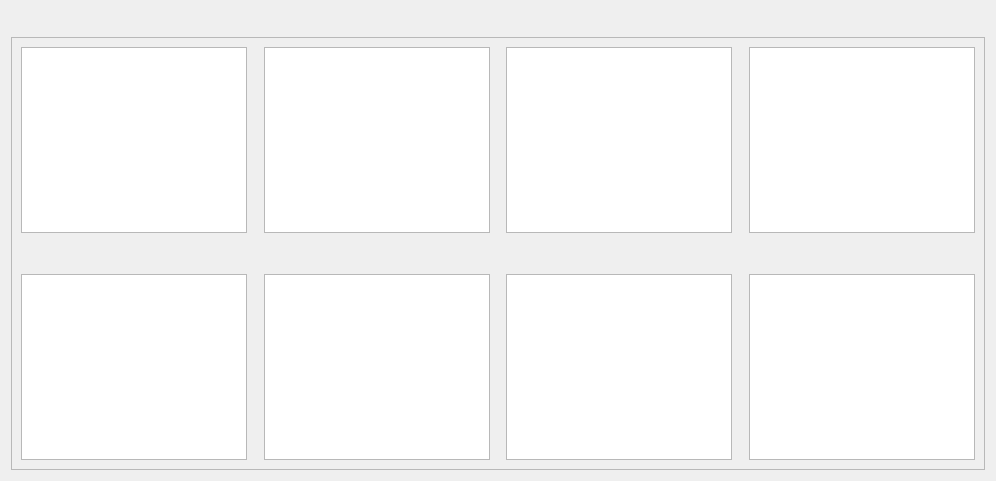
Qt form CashFlowManager/monthlybudgetsummarydialog.ui (epw7856/CashFlowManager) before a commit.
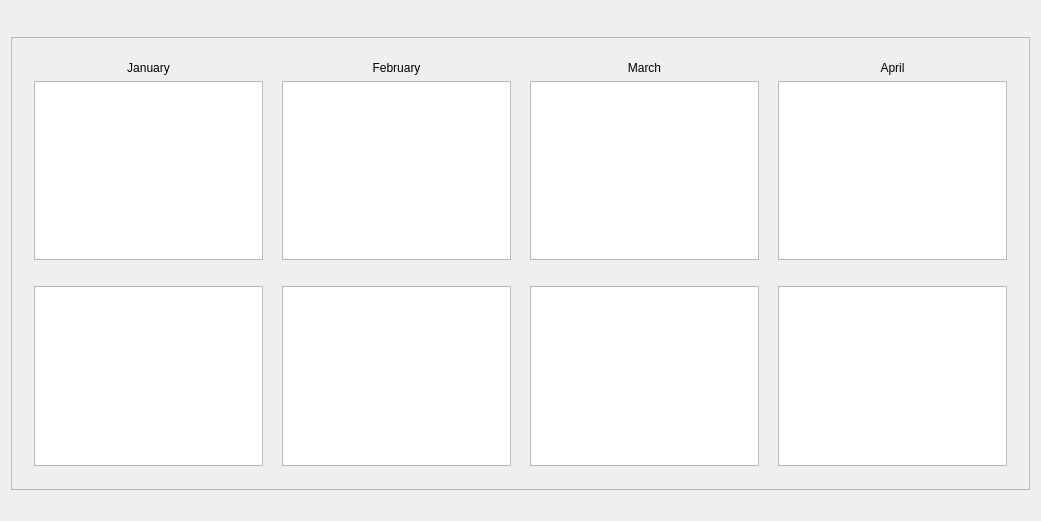
The same form after that commit.

Patch:
```diff
--- a/CashFlowManager/monthlybudgetsummarydialog.ui
+++ b/CashFlowManager/monthlybudgetsummarydialog.ui
@@ -9,8 +9,8 @@
    <rect>
     <x>0</x>
     <y>0</y>
-    <width>996</width>
-    <height>481</height>
+    <width>1041</width>
+    <height>521</height>
    </rect>
   </property>
   <property name="windowTitle">
@@ -69,15 +69,51 @@
          <rect>
           <x>0</x>
           <y>0</y>
-          <width>974</width>
-          <height>431</height>
+          <width>1019</width>
+          <height>445</height>
          </rect>
         </property>
         <layout class="QVBoxLayout" name="verticalLayout_4">
+         <item>
+          <spacer name="verticalSpacer_5">
+           <property name="orientation">
+            <enum>Qt::Vertical</enum>
+           </property>
+           <property name="sizeHint" stdset="0">
+            <size>
+             <width>20</width>
+             <height>40</height>
+            </size>
+           </property>
+          </spacer>
+         </item>
          <item>
           <layout class="QHBoxLayout" name="horizontalLayout_2">
+           <item>
+            <spacer name="horizontalSpacer_7">
+             <property name="orientation">
+              <enum>Qt::Horizontal</enum>
+             </property>
+             <property name="sizeHint" stdset="0">
+              <size>
+               <width>40</width>
+               <height>20</height>
+              </size>
+             </property>
+            </spacer>
+           </item>
            <item>
             <layout class="QVBoxLayout" name="verticalLayout_3">
+             <item>
+              <widget class="QLabel" name="label">
+               <property name="text">
+                <string>January</string>
+               </property>
+               <property name="alignment">
+                <set>Qt::AlignCenter</set>
+               </property>
+              </widget>
+             </item>
              <item>
               <widget class="QTableView" name="tableViewJanuaryExpenses"/>
              </item>
@@ -86,10 +122,13 @@
                <property name="orientation">
                 <enum>Qt::Vertical</enum>
                </property>
+               <property name="sizeType">
+                <enum>QSizePolicy::Fixed</enum>
+               </property>
                <property name="sizeHint" stdset="0">
                 <size>
                  <width>20</width>
-                 <height>40</height>
+                 <height>20</height>
                 </size>
                </property>
               </spacer>
@@ -114,6 +153,16 @@
            </item>
            <item>
             <layout class="QVBoxLayout" name="verticalLayout_5">
+             <item>
+              <widget class="QLabel" name="label_2">
+               <property name="text">
+                <string>February</string>
+               </property>
+               <property name="alignment">
+                <set>Qt::AlignCenter</set>
+               </property>
+              </widget>
+             </item>
              <item>
               <widget class="QTableView" name="tableViewFebruaryExpenses"/>
              </item>
@@ -122,10 +171,13 @@
                <property name="orientation">
                 <enum>Qt::Vertical</enum>
                </property>
+               <property name="sizeType">
+                <enum>QSizePolicy::Fixed</enum>
+               </property>
                <property name="sizeHint" stdset="0">
                 <size>
                  <width>20</width>
-                 <height>40</height>
+                 <height>20</height>
                 </size>
                </property>
               </spacer>
@@ -150,6 +202,16 @@
            </item>
            <item>
             <layout class="QVBoxLayout" name="verticalLayout_6">
+             <item>
+              <widget class="QLabel" name="label_3">
+               <property name="text">
+                <string>March</string>
+               </property>
+               <property name="alignment">
+                <set>Qt::AlignCenter</set>
+               </property>
+              </widget>
+             </item>
              <item>
               <widget class="QTableView" name="tableViewMarchExpenses"/>
              </item>
@@ -158,10 +220,13 @@
                <property name="orientation">
                 <enum>Qt::Vertical</enum>
                </property>
+               <property name="sizeType">
+                <enum>QSizePolicy::Fixed</enum>
+               </property>
                <property name="sizeHint" stdset="0">
                 <size>
                  <width>20</width>
-                 <height>40</height>
+                 <height>20</height>
                 </size>
                </property>
               </spacer>
@@ -186,6 +251,16 @@
            </item>
            <item>
             <layout class="QVBoxLayout" name="verticalLayout_7">
+             <item>
+              <widget class="QLabel" name="label_4">
+               <property name="text">
+                <string>April</string>
+               </property>
+               <property name="alignment">
+                <set>Qt::AlignCenter</set>
+               </property>
+              </widget>
+             </item>
              <item>
               <widget class="QTableView" name="tableViewAprilExpenses"/>
              </item>
@@ -194,10 +269,13 @@
                <property name="orientation">
                 <enum>Qt::Vertical</enum>
                </property>
+               <property name="sizeType">
+                <enum>QSizePolicy::Fixed</enum>
+               </property>
                <property name="sizeHint" stdset="0">
                 <size>
                  <width>20</width>
-                 <height>40</height>
+                 <height>20</height>
                 </size>
                </property>
               </spacer>
@@ -207,14 +285,53 @@
              </item>
             </layout>
            </item>
+           <item>
+            <spacer name="horizontalSpacer_8">
+             <property name="orientation">
+              <enum>Qt::Horizontal</enum>
+             </property>
+             <property name="sizeHint" stdset="0">
+              <size>
+               <width>40</width>
+               <height>20</height>
+              </size>
+             </property>
+            </spacer>
+           </item>
           </layout>
          </item>
+         <item>
+          <spacer name="verticalSpacer_6">
+           <property name="orientation">
+            <enum>Qt::Vertical</enum>
+           </property>
+           <property name="sizeHint" stdset="0">
+            <size>
+             <width>20</width>
+             <height>40</height>
+            </size>
+           </property>
+          </spacer>
+         </item>
         </layout>
        </widget>
       </widget>
      </item>
     </layout>
    </item>
+   <item>
+    <spacer name="horizontalSpacer_6">
+     <property name="orientation">
+      <enum>Qt::Horizontal</enum>
+     </property>
+     <property name="sizeHint" stdset="0">
+      <size>
+       <width>40</width>
+       <height>20</height>
+      </size>
+     </property>
+    </spacer>
+   </item>
   </layout>
  </widget>
  <resources/>
```
